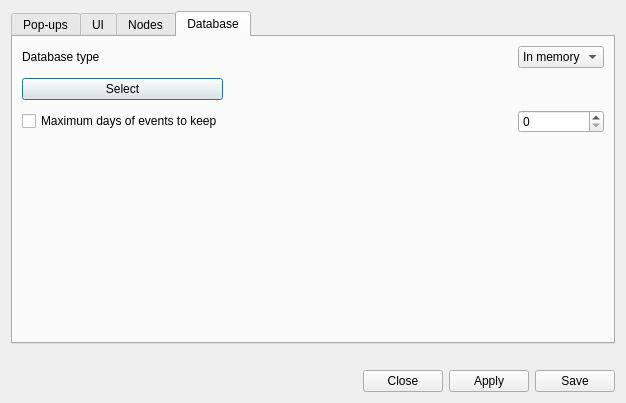
Qt form ui/opensnitch/res/preferences.ui (evilsocket/opensnitch) before a commit.
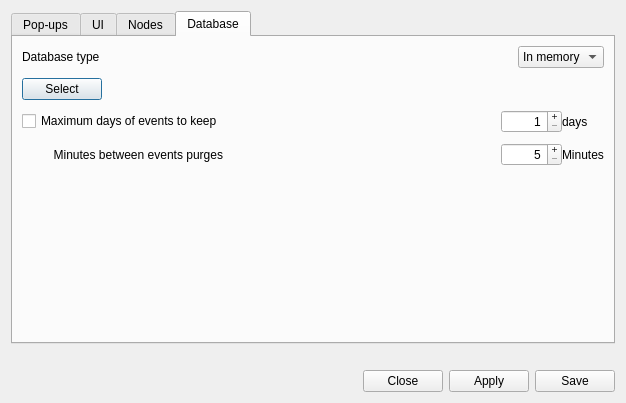
The same form after that commit. The open tabs and pages were chosen to show the change. Icons and pictures are not drawn.

Commit message:
ui, prefs: allow to configure events purge interval
Depending on the amount of network traffic, it may be necessary to purge
events faster.

Patch:
```diff
--- a/ui/opensnitch/res/preferences.ui
+++ b/ui/opensnitch/res/preferences.ui
@@ -872,7 +872,7 @@
       <attribute name="title">
        <string>Database</string>
       </attribute>
-      <layout class="QGridLayout" name="gridLayout_3" rowstretch="0,0,0,0,0">
+      <layout class="QGridLayout" name="gridLayout_3" rowstretch="0,0,0,0,0,0">
        <property name="sizeConstraint">
         <enum>QLayout::SetDefaultConstraint</enum>
        </property>
@@ -882,22 +882,6 @@
        <property name="verticalSpacing">
         <number>10</number>
        </property>
-       <item row="2" column="3">
-        <widget class="QSpinBox" name="spinDBMaxDays"/>
-       </item>
-       <item row="4" column="0">
-        <spacer name="verticalSpacer">
-         <property name="orientation">
-          <enum>Qt::Vertical</enum>
-         </property>
-         <property name="sizeHint" stdset="0">
-          <size>
-           <width>20</width>
-           <height>40</height>
-          </size>
-         </property>
-        </spacer>
-       </item>
        <item row="1" column="1" colspan="3">
         <widget class="QLabel" name="dbLabel">
          <property name="text">
@@ -968,12 +952,120 @@
          </property>
         </widget>
        </item>
-       <item row="2" column="0">
-        <widget class="QCheckBox" name="checkDBMaxDays">
-         <property name="text">
-          <string>Maximum days of events to keep</string>
+       <item row="5" column="0">
+        <spacer name="verticalSpacer">
+         <property name="orientation">
+          <enum>Qt::Vertical</enum>
          </property>
-        </widget>
+         <property name="sizeHint" stdset="0">
+          <size>
+           <width>20</width>
+           <height>40</height>
+          </size>
+         </property>
+        </spacer>
+       </item>
+       <item row="0" column="1">
+        <spacer name="horizontalSpacer_2">
+         <property name="orientation">
+          <enum>Qt::Horizontal</enum>
+         </property>
+         <property name="sizeHint" stdset="0">
+          <size>
+           <width>40</width>
+           <height>20</height>
+          </size>
+         </property>
+        </spacer>
+       </item>
+       <item row="2" column="0" colspan="4">
+        <layout class="QGridLayout" name="gridLayout_8">
+         <property name="verticalSpacing">
+          <number>10</number>
+         </property>
+         <item row="0" column="0">
+          <widget class="QCheckBox" name="checkDBMaxDays">
+           <property name="text">
+            <string>Maximum days of events to keep</string>
+           </property>
+          </widget>
+         </item>
+         <item row="1" column="2">
+          <widget class="QSpinBox" name="spinDBPurgeInterval">
+           <property name="alignment">
+            <set>Qt::AlignRight|Qt::AlignTrailing|Qt::AlignVCenter</set>
+           </property>
+           <property name="buttonSymbols">
+            <enum>QAbstractSpinBox::PlusMinus</enum>
+           </property>
+           <property name="minimum">
+            <number>5</number>
+           </property>
+           <property name="maximum">
+            <number>1440</number>
+           </property>
+          </widget>
+         </item>
+         <item row="1" column="0">
+          <widget class="QLabel" name="labelDBPurgeInterval">
+           <property name="text">
+            <string>Minutes between events purges</string>
+           </property>
+           <property name="alignment">
+            <set>Qt::AlignRight|Qt::AlignTrailing|Qt::AlignVCenter</set>
+           </property>
+          </widget>
+         </item>
+         <item row="0" column="2">
+          <widget class="QSpinBox" name="spinDBMaxDays">
+           <property name="alignment">
+            <set>Qt::AlignRight|Qt::AlignTrailing|Qt::AlignVCenter</set>
+           </property>
+           <property name="buttonSymbols">
+            <enum>QAbstractSpinBox::PlusMinus</enum>
+           </property>
+           <property name="minimum">
+            <number>1</number>
+           </property>
+           <property name="maximum">
+            <number>99999</number>
+           </property>
+          </widget>
+         </item>
+         <item row="0" column="1">
+          <spacer name="horizontalSpacer">
+           <property name="orientation">
+            <enum>Qt::Horizontal</enum>
+           </property>
+           <property name="sizeHint" stdset="0">
+            <size>
+             <width>40</width>
+             <height>20</height>
+            </size>
+           </property>
+          </spacer>
+         </item>
+         <item row="0" column="3">
+          <widget class="QLabel" name="label_19">
+           <property name="text">
+            <string>days</string>
+           </property>
+           <property name="margin">
+            <number>5</number>
+           </property>
+          </widget>
+         </item>
+         <item row="1" column="3">
+          <widget class="QLabel" name="label_20">
+           <property name="text">
+            <string>Minutes</string>
+           </property>
+           <property name="margin">
+            <number>5</number>
+           </property>
+          </widget>
+         </item>
+        </layout>
        </item>
       </layout>
      </widget>
```
Left out of the diff: 69 changed lines with no effect on the pictures. The commit also changes 4 other files.
